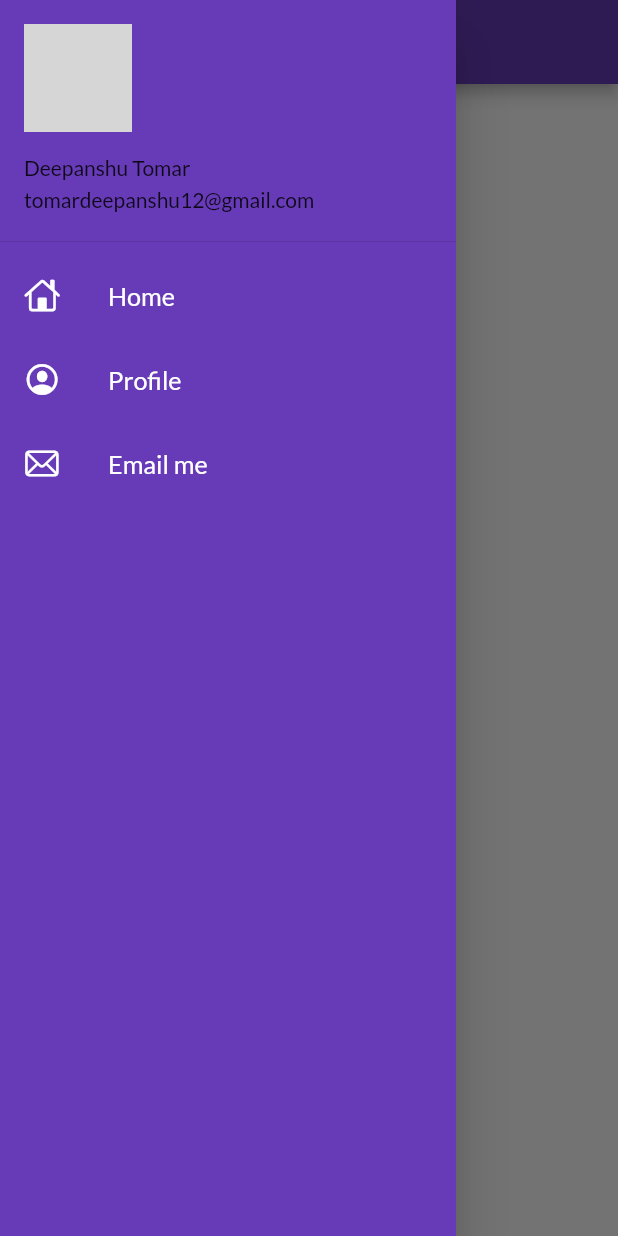
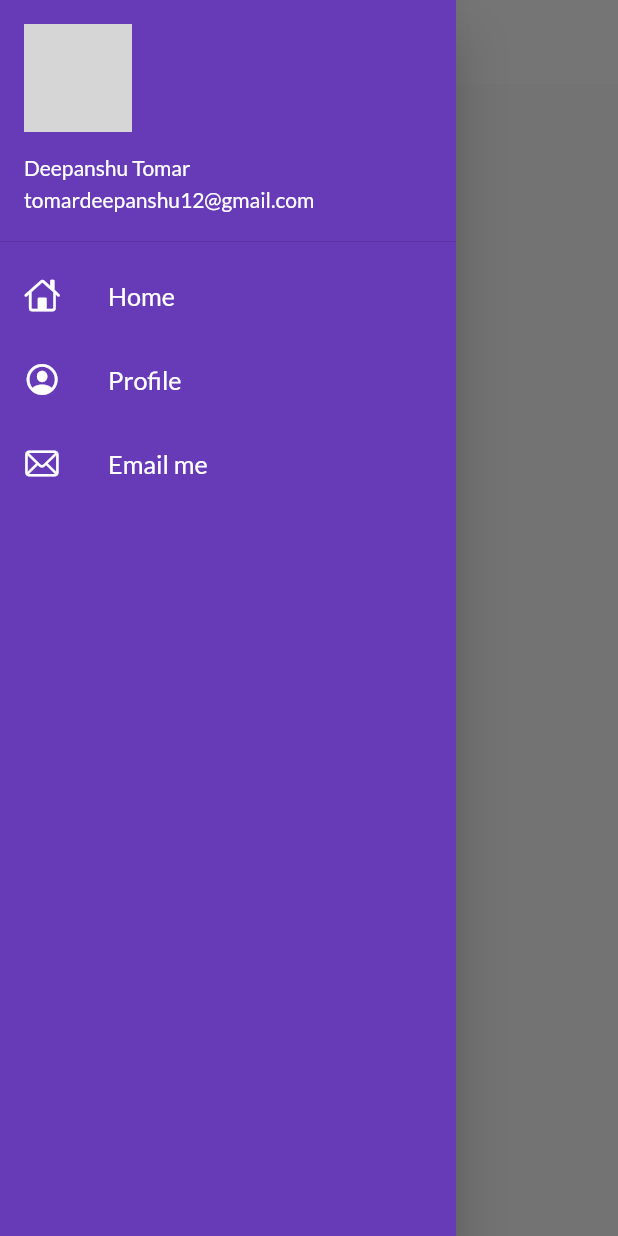
Before and after one commit to deepanshutomarr/Catalog-App, a Flutter app: the screen it shows after launch, with the side drawer open, on a phone screen of 412 x 824 dp. Run offline on Flutter 3.47's test engine with Material 2 defaults, Android fonts, the phone set to English and light mode, and no system bars; our stand-ins replace google_fonts; network calls fail; grey boxes are pictures that could not be loaded.

Commit message:
themes extracted

```diff
--- a/lib/main.dart
+++ b/lib/main.dart
@@ -2,6 +2,7 @@ import 'package:flutter/material.dart';
 import 'package:flutter_demo/pages/home_page.dart';
 import 'package:flutter_demo/pages/login_page.dart';
 import 'package:flutter_demo/uitls/routes.dart';
+import 'package:flutter_demo/widgets/themes.dart';
 import 'package:google_fonts/google_fonts.dart';
 
 void main() {
@@ -16,16 +17,12 @@ class MyApp extends StatelessWidget {
     return MaterialApp(
       // home: Homepage(),
       themeMode: ThemeMode.light,
-      theme: ThemeData(
-        primarySwatch: Colors.deepPurple,
-        fontFamily: GoogleFonts.lato().fontFamily,
-        primaryTextTheme: GoogleFonts.latoTextTheme(),
-      ),
-      // debugShowCheckedModeBanner: false,
+      theme: MyTheme.lightTheme(context),
 
-      darkTheme: ThemeData(
-        brightness: Brightness.light,
-      ),
+      darkTheme: MyTheme.darkTheme(context),
+
+      debugShowCheckedModeBanner: false,
+
       // initialRoute: "/",
       initialRoute: MyRoutes.homeRoute,
       routes: {
--- a/lib/pages/home_page.dart
+++ b/lib/pages/home_page.dart
@@ -10,6 +10,10 @@ class Homepage extends StatelessWidget {
   Widget build(BuildContext context) {
     return Scaffold(
       appBar: AppBar(
+        // backgroundColor: Colors.white,
+        // elevation: 0.0,
+        // iconTheme: IconThemeData(color: Colors.black),
+
         title: Text("Catalog App"),
       ),
       body: Center(
--- a/lib/widgets/drawer.dart
+++ b/lib/widgets/drawer.dart
@@ -17,8 +17,14 @@ class MyDrawer extends StatelessWidget {
               padding: EdgeInsets.zero,
               child: UserAccountsDrawerHeader(
                 margin: EdgeInsets.zero,
-                accountName: Text("Deepanshu Tomar"),
-                accountEmail: Text("tomardeepanshu12@gmail.com"),
+                accountName: Text(
+                  "Deepanshu Tomar",
+                  style: TextStyle(color: Colors.white),
+                ),
+                accountEmail: Text(
+                  "tomardeepanshu12@gmail.com",
+                  style: TextStyle(color: Colors.white),
+                ),
                 currentAccountPicture: CircleAvatar(
                   backgroundImage: NetworkImage(imageUrl),
                 ),
--- /dev/null
+++ b/lib/widgets/themes.dart
@@ -0,0 +1,18 @@
+import 'package:flutter/material.dart';
+import 'package:google_fonts/google_fonts.dart';
+
+class MyTheme {
+  static ThemeData lightTheme(BuildContext context) => ThemeData(
+      primarySwatch: Colors.deepPurple,
+      fontFamily: GoogleFonts.lato().fontFamily,
+      appBarTheme: AppBarTheme(
+        color: Colors.white,
+        elevation: 0.0,
+        iconTheme: IconThemeData(color: Colors.black),
+        textTheme: Theme.of(context).textTheme,
+      ));
+
+  static ThemeData darkTheme(BuildContext context) => ThemeData(
+      brightness: Brightness.dark,
+    );
+}
```
